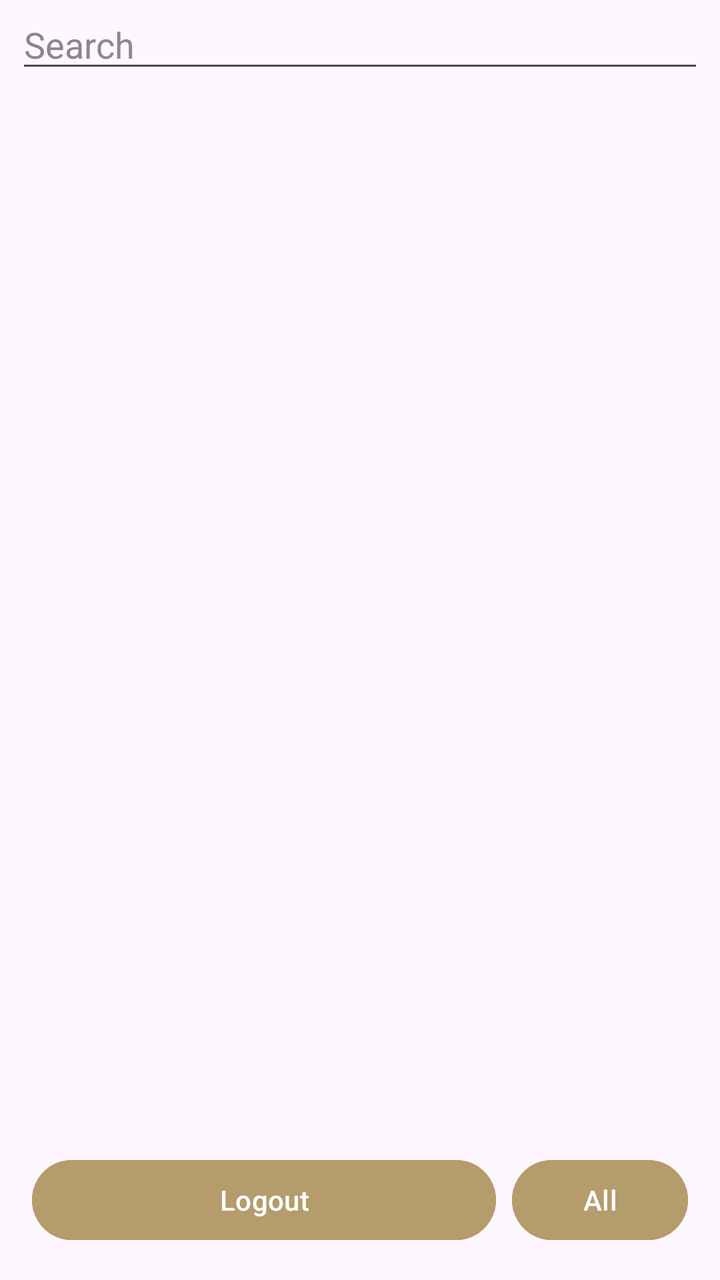
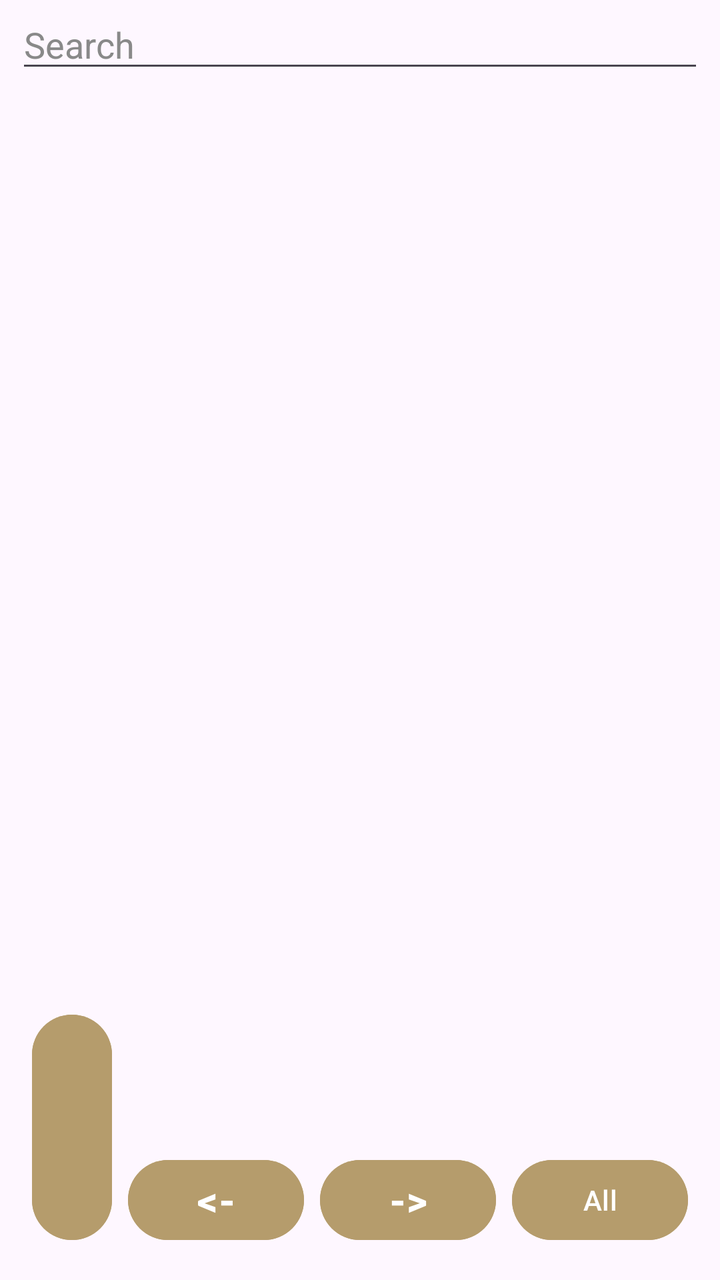

Two renders of the same Android screen: before a commit and after it. Below are the layout's source before the change and the commit's diff.
<!-- AndroidManifest.xml: application theme Theme.B07DemoSummer2024 -->
<!-- res/layout/activity_home_fragment.xml -->
<?xml version="1.0" encoding="utf-8"?>
<androidx.constraintlayout.widget.ConstraintLayout xmlns:android="http://schemas.android.com/apk/res/android"
    xmlns:app="http://schemas.android.com/apk/res-auto"
    xmlns:tools="http://schemas.android.com/tools"
    android:layout_width="match_parent"
    android:layout_height="match_parent"
    tools:context=".HomeFragment">

    <Button
        android:id="@+id/buttonFilterSaved"
        android:layout_width="0dp"
        android:layout_height="wrap_content"
        android:layout_marginStart="16dp"
        android:layout_marginTop="8dp"
        android:layout_marginEnd="16dp"
        android:backgroundTint="@color/lightgold"
        android:text="@string/show_saved"
        android:textColor="@color/white"
        android:visibility="gone"
        app:layout_constraintEnd_toEndOf="parent"
        app:layout_constraintHorizontal_bias="0.0"
        app:layout_constraintStart_toStartOf="parent"
        app:layout_constraintTop_toTopOf="parent" />

    <Button
        android:id="@+id/buttonManageItems"
        android:layout_width="0dp"
        android:layout_height="wrap_content"
        android:layout_marginStart="16dp"
        android:layout_marginEnd="16dp"
        android:layout_marginBottom="8dp"
        android:backgroundTint="@color/lightgold"
        android:text="@string/add_item"
        android:textColor="@color/white"
        android:visibility="gone"
        app:layout_constraintBottom_toTopOf="@+id/buttonLogout"
        app:layout_constraintEnd_toEndOf="parent"
        app:layout_constraintHorizontal_bias="0.0"
        app:layout_constraintStart_toStartOf="parent" />

    <Button
        android:id="@+id/buttonLogout"
        android:layout_width="0dp"
        android:layout_height="wrap_content"
        android:layout_marginStart="16dp"
        android:layout_marginEnd="8dp"
        android:layout_marginBottom="16dp"
        android:backgroundTint="@color/lightgold"
        android:text="@string/logout"
        android:textColor="@color/white"
        android:visibility="visible"
        app:layout_constraintBottom_toBottomOf="parent"
        app:layout_constraintEnd_toStartOf="@+id/buttonPagination"
        app:layout_constraintStart_toStartOf="parent" />

    <Button
        android:id="@+id/buttonPagination"
        android:layout_width="0dp"
        android:layout_height="wrap_content"
        android:layout_marginEnd="16dp"
        android:layout_marginBottom="16dp"
        android:backgroundTint="@color/lightgold"
        android:text="All"
        android:textColor="@color/white"
        android:visibility="visible"
        app:layout_constraintBottom_toBottomOf="parent"
        app:layout_constraintEnd_toEndOf="parent" />

    <androidx.recyclerview.widget.RecyclerView
        android:id="@+id/artifactCardGrid"
        android:layout_width="0dp"
        android:layout_height="0dp"
        android:layout_marginTop="8dp"
        android:layout_marginBottom="16dp"
        app:layout_constraintBottom_toTopOf="@+id/buttonManageItems"
        app:layout_constraintEnd_toEndOf="parent"
        app:layout_constraintHorizontal_bias="1.0"
        app:layout_constraintStart_toStartOf="parent"
        app:layout_constraintTop_toBottomOf="@+id/homeSearchEditText"
        app:layout_constraintVertical_bias="1.0" />

    <EditText
        android:id="@+id/homeSearchEditText"
        android:layout_width="0dp"
        android:layout_height="wrap_content"
        android:layout_marginStart="8dp"
        android:layout_marginEnd="8dp"
        android:ems="10"
        android:hint="@android:string/search_go"
        android:inputType="text"
        android:textColor="@color/white"
        android:textColorHint="@color/editor_hint"
        app:layout_constraintEnd_toEndOf="parent"
        app:layout_constraintStart_toStartOf="parent"
        app:layout_constraintTop_toBottomOf="@+id/buttonFilterSaved" />

</androidx.constraintlayout.widget.ConstraintLayout>
<!-- resources referenced by this layout -->
<resources>
  <color name="editor_hint">#FF898989</color>
  <color name="lightgold">#B59C6C</color>
  <color name="white">#FFFFFFFF</color>
  <string name="add_item">Add Artifact</string>
  <string name="logout">Logout</string>
  <string name="show_saved">Show Saved Artifacts</string>
  <style name="Theme.B07DemoSummer2024" parent="Base.Theme.B07DemoSummer2024" />
  <style name="Base.Theme.B07DemoSummer2024" parent="Theme.Material3.DayNight.NoActionBar">
          
          
          <item name="android:statusBarColor">@color/softblack</item>
          <item name="android:navigationBarColor">@color/softblack</item>
      </style>
  <color name="softblack">#161515</color>
</resources>

<!-- the commit's change to res/layout/activity_home_fragment.xml (unified diff, before → after) -->
@@ -50,7 +50,7 @@
         android:textColor="@color/white"
         android:visibility="visible"
         app:layout_constraintBottom_toBottomOf="parent"
-        app:layout_constraintEnd_toStartOf="@+id/buttonPagination"
+        app:layout_constraintEnd_toStartOf="@+id/buttonLeft"
         app:layout_constraintStart_toStartOf="parent" />
 
     <Button
@@ -65,6 +65,36 @@
         android:visibility="visible"
         app:layout_constraintBottom_toBottomOf="parent"
         app:layout_constraintEnd_toEndOf="parent" />
+
+    <Button
+        android:id="@+id/buttonRight"
+        android:layout_width="0dp"
+        android:layout_height="wrap_content"
+        android:layout_marginEnd="8dp"
+        android:layout_marginBottom="16dp"
+        android:backgroundTint="@color/lightgold"
+        android:text="@string/right"
+        android:textColor="@color/white"
+        android:textSize="20sp"
+        android:textStyle="bold"
+        android:visibility="visible"
+        app:layout_constraintBottom_toBottomOf="parent"
+        app:layout_constraintEnd_toStartOf="@+id/buttonPagination" />
+
+    <Button
+        android:id="@+id/buttonLeft"
+        android:layout_width="0dp"
+        android:layout_height="wrap_content"
+        android:layout_marginEnd="8dp"
+        android:layout_marginBottom="16dp"
+        android:backgroundTint="@color/lightgold"
+        android:text="@string/left"
+        android:textColor="@color/white"
+        android:textSize="20sp"
+        android:textStyle="bold"
+        android:visibility="visible"
+        app:layout_constraintBottom_toBottomOf="parent"
+        app:layout_constraintEnd_toStartOf="@+id/buttonRight" />
 
     <androidx.recyclerview.widget.RecyclerView
         android:id="@+id/artifactCardGrid"
<!-- resource entries referenced after the edit -->
@@ -4,7 +4,9 @@
   <color name="lightgold">#B59C6C</color>
   <color name="white">#FFFFFFFF</color>
   <string name="add_item">Add Artifact</string>
+  <string name="left">&lt;-</string>
   <string name="logout">Logout</string>
+  <string name="right">-&gt;</string>
   <string name="show_saved">Show Saved Artifacts</string>
   <style name="Theme.B07DemoSummer2024" parent="Base.Theme.B07DemoSummer2024" />
   <style name="Base.Theme.B07DemoSummer2024" parent="Theme.Material3.DayNight.NoActionBar">
